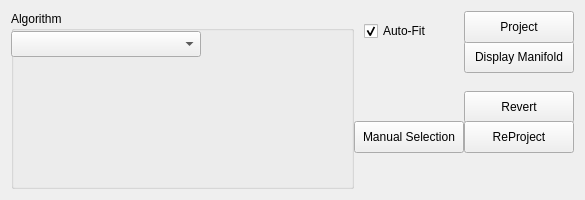
First picture: the form in MLDemos/optsProject.ui, repository b4silio/MLDemos, before the edit.
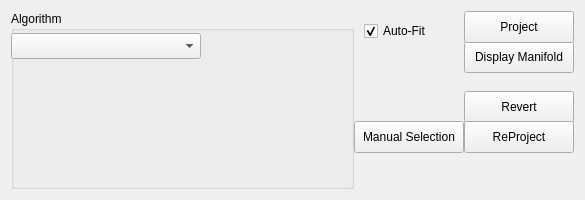
Second picture: the form after the edit.

```diff
--- a/MLDemos/optsProject.ui
+++ b/MLDemos/optsProject.ui
@@ -35,7 +35,7 @@
       <property name="geometry">
        <rect>
         <x>0</x>
-        <y>20</y>
+        <y>22</y>
         <width>190</width>
         <height>26</height>
        </rect>
```
